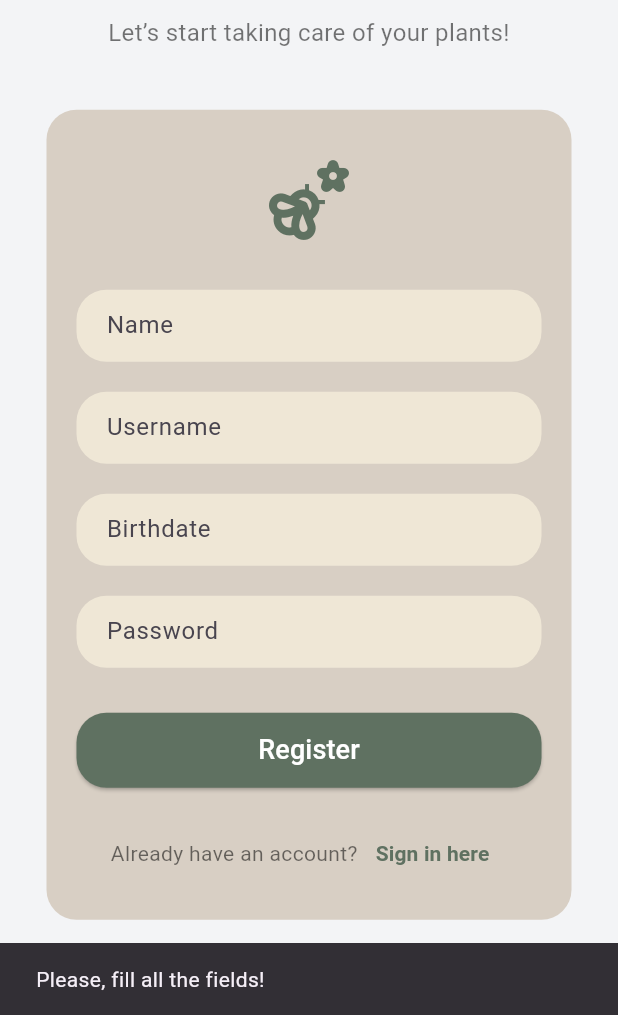
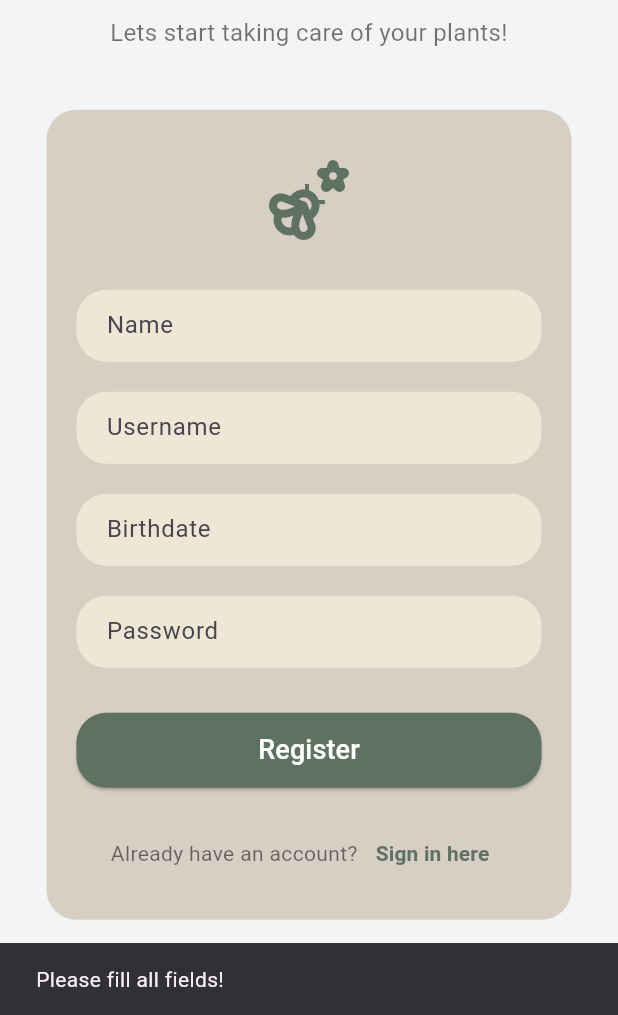
Before and after one commit to liacr301/CM, a Flutter app: the RegisterPage screen opened directly, after a tap on "Register", on a phone screen of 412 x 824 dp, the part 221-1236 px from its top. Run offline on Flutter 3.47's test engine with Material 3 defaults, Android fonts, the phone set to English and light mode, and no system bars; our stand-ins replace connectivity_plus, equatable, flutter_bloc, flutter_slidable, google_fonts, image_picker and 2 more; accounts and stored records are empty.

Commit message:
bloc in login and register working

```diff
--- /dev/null
+++ b/CM_flutter_project/plantica/devtools_options.yaml
@@ -0,0 +1,3 @@
+description: This file stores settings for Dart & Flutter DevTools.
+documentation: https://docs.flutter.dev/tools/devtools/extensions#configure-extension-enablement-states
+extensions:
--- /dev/null
+++ b/CM_flutter_project/plantica/lib/bloc/auth_event.dart
@@ -0,0 +1,38 @@
+import 'package:equatable/equatable.dart';
+
+abstract class AuthEvent extends Equatable {
+  const AuthEvent();
+
+  @override
+  List<Object?> get props => [];
+}
+
+class RegisterRequested extends AuthEvent {
+  final String name;
+  final String username;
+  final String birthdate;
+  final String password;
+
+  const RegisterRequested({
+    required this.name,
+    required this.username,
+    required this.birthdate,
+    required this.password,
+  });
+
+  @override
+  List<Object?> get props => [name, username, birthdate, password];
+}
+
+class LoginRequested extends AuthEvent {
+  final String username;
+  final String password;
+
+  const LoginRequested({
+    required this.username,
+    required this.password,
+  });
+
+  @override
+  List<Object?> get props => [username, password];
+}
--- /dev/null
+++ b/CM_flutter_project/plantica/lib/bloc/auth_state.dart
@@ -0,0 +1,35 @@
+import 'package:equatable/equatable.dart';
+import 'package:plantica/database.dart';
+
+abstract class AuthState extends Equatable {
+  const AuthState();
+
+  @override
+  List<Object?> get props => [];
+}
+
+class AuthInitial extends AuthState {}
+
+class AuthLoading extends AuthState {}
+
+class RegistrationSuccess extends AuthState {
+  const RegistrationSuccess();
+}
+
+class LoginSuccess extends AuthState {
+  final User user;
+
+  const LoginSuccess(this.user);
+
+  @override
+  List<Object?> get props => [user];
+}
+
+class AuthFailure extends AuthState {
+  final String message;
+
+  const AuthFailure(this.message);
+
+  @override
+  List<Object?> get props => [message];
+}
--- a/CM_flutter_project/plantica/lib/database.dart
+++ b/CM_flutter_project/plantica/lib/database.dart
@@ -1,8 +1,6 @@
 import 'package:sqflite/sqflite.dart';
 import 'package:path/path.dart';
 import 'dart:convert';
-
-// TODO: tirar o lastWatered e wateringFrequency do construtor
 
 class PlantIdentification {
   final int? id;
--- a/CM_flutter_project/plantica/lib/screens/register.dart
+++ b/CM_flutter_project/plantica/lib/screens/register.dart
@@ -1,5 +1,8 @@
 import 'package:flutter/material.dart';
-import 'package:plantica/database.dart';
+import 'package:flutter_bloc/flutter_bloc.dart';
+import 'package:plantica/bloc/auth_bloc.dart';
+import 'package:plantica/bloc/auth_event.dart';
+import 'package:plantica/bloc/auth_state.dart';
 import 'login.dart';
 
 class RegisterPage extends StatelessWidget {
@@ -8,34 +11,30 @@ class RegisterPage extends StatelessWidget {
   final TextEditingController _birthdateController = TextEditingController();
   final TextEditingController _passwordController = TextEditingController();
 
-  Future<void> _register(BuildContext context) async {
-    String name = _nameController.text.trim();
-    String username = _usernameController.text.trim();
-    String birthdate = _birthdateController.text.trim();
-    String password = _passwordController.text.trim();
+  RegisterPage({super.key});
 
-    if (username.isEmpty || password.isEmpty || name.isEmpty || birthdate.isEmpty) {
+  @override
+  Widget build(BuildContext context) {
+    bool isNavigated = false; // Flag to prevent duplicate navigation
+
+    return BlocListener<AuthBloc, AuthState>(
+      listener: (context, state) {
+        if (state is RegistrationSuccess && !isNavigated) {
+          isNavigated = true; // Set flag to prevent duplicate navigation
           ScaffoldMessenger.of(context).showSnackBar(
-        const SnackBar(content: Text('Please, fill all the fields!')),
+            const SnackBar(content: Text('Success! Login now.')),
           );
-      return;
-    }
-
-    await AppDatabase().registerUser(name ,username, birthdate, password);
-
-    ScaffoldMessenger.of(context).showSnackBar(
-      const SnackBar(content: Text('Sucess! Login now.')),
-    );
-
           Navigator.pushReplacement(
             context,
             MaterialPageRoute(builder: (context) => LoginPage()),
           );
+        } else if (state is AuthFailure) {
+          ScaffoldMessenger.of(context).showSnackBar(
+            SnackBar(content: Text(state.message)),
+          );
         }
-
-  @override
-  Widget build(BuildContext context) {
-    return Scaffold(
+      },
+      child: Scaffold(
         backgroundColor: const Color(0xFFF3F4F6),
         body: Center(
           child: SingleChildScrollView(
@@ -54,7 +53,7 @@ class RegisterPage extends StatelessWidget {
                 ),
                 const SizedBox(height: 10),
                 const Text(
-                'Let’s start taking care of your plants!',
+                  'Lets start taking care of your plants!',
                   style: TextStyle(
                     fontSize: 16,
                     color: Colors.black54,
@@ -71,7 +70,7 @@ class RegisterPage extends StatelessWidget {
                   ),
                   child: Column(
                     children: [
-                    CircleAvatar(
+                      const CircleAvatar(
                         backgroundColor: Colors.transparent,
                         radius: 40,
                         child: Icon(
@@ -81,68 +80,30 @@ class RegisterPage extends StatelessWidget {
                         ),
                       ),
                       const SizedBox(height: 20),
-                    TextField(
+                      _buildTextField(
                         controller: _nameController,
-                      decoration: InputDecoration(
                         hintText: 'Name',
-                        filled: true,
-                        fillColor: const Color(0xFFEFE7D6),
-                        contentPadding: const EdgeInsets.symmetric(
-                            vertical: 12, horizontal: 16),
-                        border: OutlineInputBorder(
-                          borderRadius: BorderRadius.circular(20),
-                          borderSide: BorderSide.none,
-                        ),
-                      ),
                       ),
                       const SizedBox(height: 20),
-                    TextField(
+                      _buildTextField(
                         controller: _usernameController,
-                      decoration: InputDecoration(
                         hintText: 'Username',
-                        filled: true,
-                        fillColor: const Color(0xFFEFE7D6),
-                        contentPadding: const EdgeInsets.symmetric(
-                            vertical: 12, horizontal: 16),
-                        border: OutlineInputBorder(
-                          borderRadius: BorderRadius.circular(20),
-                          borderSide: BorderSide.none,
-                        ),
-                      ),
                       ),
                       const SizedBox(height: 20),
-                    TextField(
+                      _buildTextField(
                         controller: _birthdateController,
-                      decoration: InputDecoration(
                         hintText: 'Birthdate',
-                        filled: true,
-                        fillColor: const Color(0xFFEFE7D6),
-                        contentPadding: const EdgeInsets.symmetric(
-                            vertical: 12, horizontal: 16),
-                        border: OutlineInputBorder(
-                          borderRadius: BorderRadius.circular(20),
-                          borderSide: BorderSide.none,
-                        ),
-                      ),
                       ),
                       const SizedBox(height: 20),
-                    TextField(
+                      _buildTextField(
                         controller: _passwordController,
-                      obscureText: true,
-                      decoration: InputDecoration(
                         hintText: 'Password',
-                        filled: true,
-                        fillColor: const Color(0xFFEFE7D6),
-                        contentPadding: const EdgeInsets.symmetric(
-                            vertical: 12, horizontal: 16),
-                        border: OutlineInputBorder(
-                          borderRadius: BorderRadius.circular(20),
-                          borderSide: BorderSide.none,
-                        ),
-                      ),
+                        isPassword: true,
                       ),
                       const SizedBox(height: 30),
-                    SizedBox(
+                      BlocBuilder<AuthBloc, AuthState>(
+                        builder: (context, state) {
+                          return SizedBox(
                             width: double.infinity,
                             height: 50,
                             child: ElevatedButton(
@@ -152,8 +113,32 @@ class RegisterPage extends StatelessWidget {
                                   borderRadius: BorderRadius.circular(20),
                                 ),
                               ),
-                        onPressed: () => _register(context),
-                        child: const Text(
+                              onPressed: state is AuthLoading
+                                  ? null
+                                  : () {
+                                      if (_nameController.text.trim().isEmpty ||
+                                          _usernameController.text.trim().isEmpty ||
+                                          _birthdateController.text.trim().isEmpty ||
+                                          _passwordController.text.trim().isEmpty) {
+                                        ScaffoldMessenger.of(context).showSnackBar(
+                                          const SnackBar(
+                                              content: Text('Please fill all fields!')),
+                                        );
+                                        return;
+                                      }
+                                      FocusScope.of(context).unfocus(); // Dismiss keyboard
+                                      context.read<AuthBloc>().add(
+                                            RegisterRequested(
+                                              name: _nameController.text.trim(),
+                                              username: _usernameController.text.trim(),
+                                              birthdate: _birthdateController.text.trim(),
+                                              password: _passwordController.text.trim(),
+                                            ),
+                                          );
+                                    },
+                              child: state is AuthLoading
+                                  ? const CircularProgressIndicator(color: Colors.white)
+                                  : const Text(
                                       'Register',
                                       style: TextStyle(
                                         fontSize: 18,
@@ -161,6 +146,8 @@ class RegisterPage extends StatelessWidget {
                                       ),
                                     ),
                             ),
+                          );
+                        },
                       ),
                       const SizedBox(height: 20),
                       Row(
@@ -194,6 +181,28 @@ class RegisterPage extends StatelessWidget {
             ),
           ),
         ),
+      ),
+    );
+  }
+
+  Widget _buildTextField({
+    required TextEditingController controller,
+    required String hintText,
+    bool isPassword = false,
+  }) {
+    return TextField(
+      controller: controller,
+      obscureText: isPassword,
+      decoration: InputDecoration(
+        hintText: hintText,
+        filled: true,
+        fillColor: const Color(0xFFEFE7D6),
+        contentPadding: const EdgeInsets.symmetric(vertical: 12, horizontal: 16),
+        border: OutlineInputBorder(
+          borderRadius: BorderRadius.circular(20),
+          borderSide: BorderSide.none,
+        ),
+      ),
     );
   }
 }
--- a/CM_flutter_project/plantica/pubspec.yaml
+++ b/CM_flutter_project/plantica/pubspec.yaml
@@ -22,6 +22,8 @@ dependencies:
   sqflite: 2.2.8+4
   shared_preferences: ^2.0.15
   path: ^1.8.3
+  flutter_bloc: ^8.0.0
+  equatable: ^2.0.0
 
 
 
```
Also changed, not shown: CM_flutter_project/plantica/lib/bloc/auth_bloc.dart (added, +79 -0 lines), CM_flutter_project/plantica/lib/main.dart (+13 -5 lines), CM_flutter_project/plantica/lib/screens/login.dart (+74 -53 lines), CM_flutter_project/plantica/pubspec.lock. Lines whose indentation alone changed are shown as unchanged.
